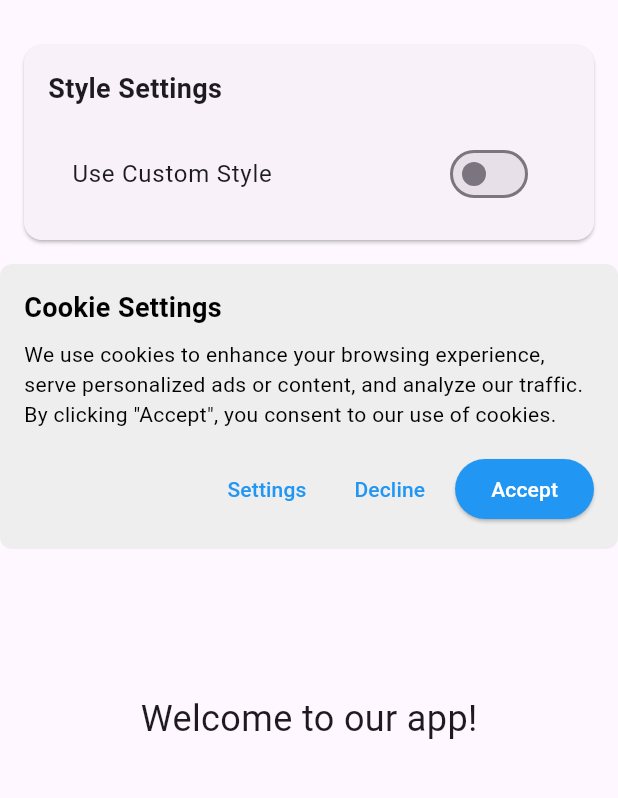
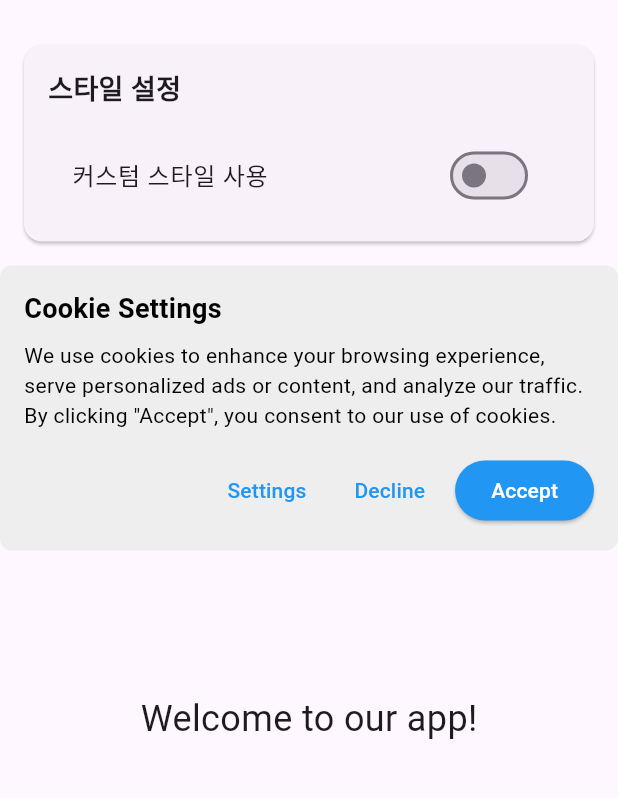
Before and after one commit to davemg3/flutter_cookie_consent, a Flutter app: the screen it shows after launch, on a phone screen of 412 x 824 dp, the part 63-861 px from its top. Run offline on Flutter 3.47's test engine with Material 3 defaults, Android fonts, the light colour scheme and no system bars; our stand-ins replace plugin_platform_interface; missing offline and left inert: dart:html.

Commit message:
update docs

```diff
--- a/example/lib/presentation/cookie_example_page.dart
+++ b/example/lib/presentation/cookie_example_page.dart
@@ -14,7 +14,7 @@ class _CookieExamplePageState extends State<CookieExamplePage> {
   final FlutterCookieConsent _cookieConsent = FlutterCookieConsent();
   late final Future<void> _initFuture;
 
-  // State variables for style adjustment
+  // 스타일 조절을 위한 상태 변수들
   bool _useCustomStyle = false;
   Color _backgroundColor = Colors.white;
   Color _textColor = Colors.black;
@@ -71,7 +71,7 @@ class _CookieExamplePageState extends State<CookieExamplePage> {
           ),
           body: Column(
             children: [
-              // Style adjustment section
+              // 스타일 조절 섹션
               Card(
                 margin: const EdgeInsets.all(16),
                 child: Padding(
@@ -80,7 +80,7 @@ class _CookieExamplePageState extends State<CookieExamplePage> {
                     crossAxisAlignment: CrossAxisAlignment.start,
                     children: [
                       const Text(
-                        'Style Settings',
+                        '스타일 설정',
                         style: TextStyle(
                           fontSize: 18,
                           fontWeight: FontWeight.bold,
@@ -88,7 +88,7 @@ class _CookieExamplePageState extends State<CookieExamplePage> {
                       ),
                       const SizedBox(height: 16),
                       SwitchListTile(
-                        title: const Text('Use Custom Style'),
+                        title: const Text('커스텀 스타일 사용'),
                         value: _useCustomStyle,
                         onChanged: (value) {
                           setState(() {
@@ -99,28 +99,28 @@ class _CookieExamplePageState extends State<CookieExamplePage> {
                       if (_useCustomStyle) ...[
                         const SizedBox(height: 8),
                         _buildColorPicker(
-                          'Background Color',
+                          '배경색',
                           _backgroundColor,
                           (color) => setState(() => _backgroundColor = color),
                         ),
                         _buildColorPicker(
-                          'Text Color',
+                          '텍스트 색상',
                           _textColor,
                           (color) => setState(() => _textColor = color),
                         ),
                         _buildColorPicker(
-                          'Button Color',
+                          '버튼 색상',
                           _buttonColor,
                           (color) => setState(() => _buttonColor = color),
                         ),
                         _buildColorPicker(
-                          'Button Text Color',
+                          '버튼 텍스트 색상',
                           _buttonTextColor,
                           (color) => setState(() => _buttonTextColor = color),
                         ),
                         const SizedBox(height: 8),
                         _buildSlider(
-                          'Padding',
+                          '여백',
                           _padding,
                           8.0,
                           32.0,
@@ -131,7 +131,7 @@ class _CookieExamplePageState extends State<CookieExamplePage> {
                   ),
                 ),
               ),
-              // Main content
+              // 메인 콘텐츠
               Expanded(
                 child: Stack(
                   children: [
@@ -213,7 +213,7 @@ class _CookieExamplePageState extends State<CookieExamplePage> {
         final newColor = await showDialog<Color>(
           context: context,
           builder: (context) => AlertDialog(
-            title: Text('Select $label'),
+            title: Text('$label 선택'),
             content: SingleChildScrollView(
               child: ColorPicker(
                 pickerColor: color,
@@ -223,7 +223,7 @@ class _CookieExamplePageState extends State<CookieExamplePage> {
             actions: [
               TextButton(
                 onPressed: () => Navigator.pop(context),
-                child: const Text('OK'),
+                child: const Text('확인'),
               ),
             ],
           ),
@@ -259,7 +259,7 @@ class _CookieExamplePageState extends State<CookieExamplePage> {
   }
 }
 
-// Simple color picker widget
+// 간단한 색상 선택 위젯
 class ColorPicker extends StatelessWidget {
   final Color pickerColor;
   final ValueChanged<Color> onColorChanged;
```
Also changed, not shown: 1 other file.
